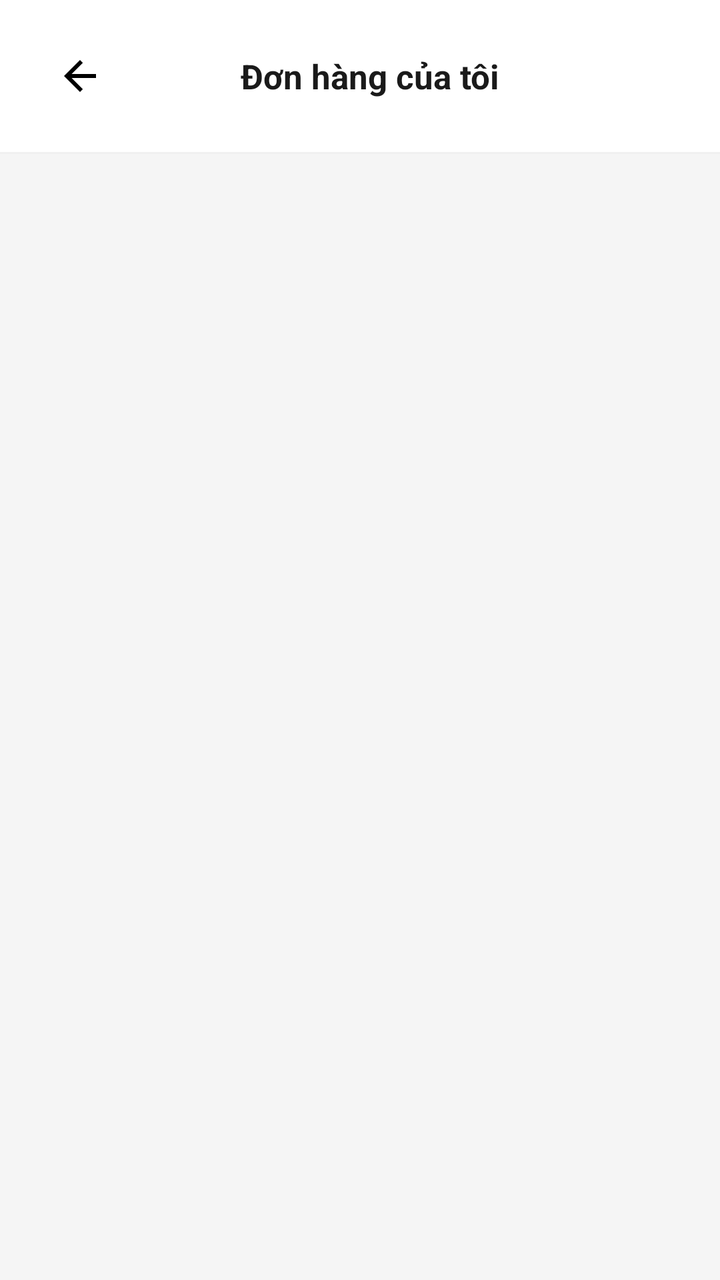
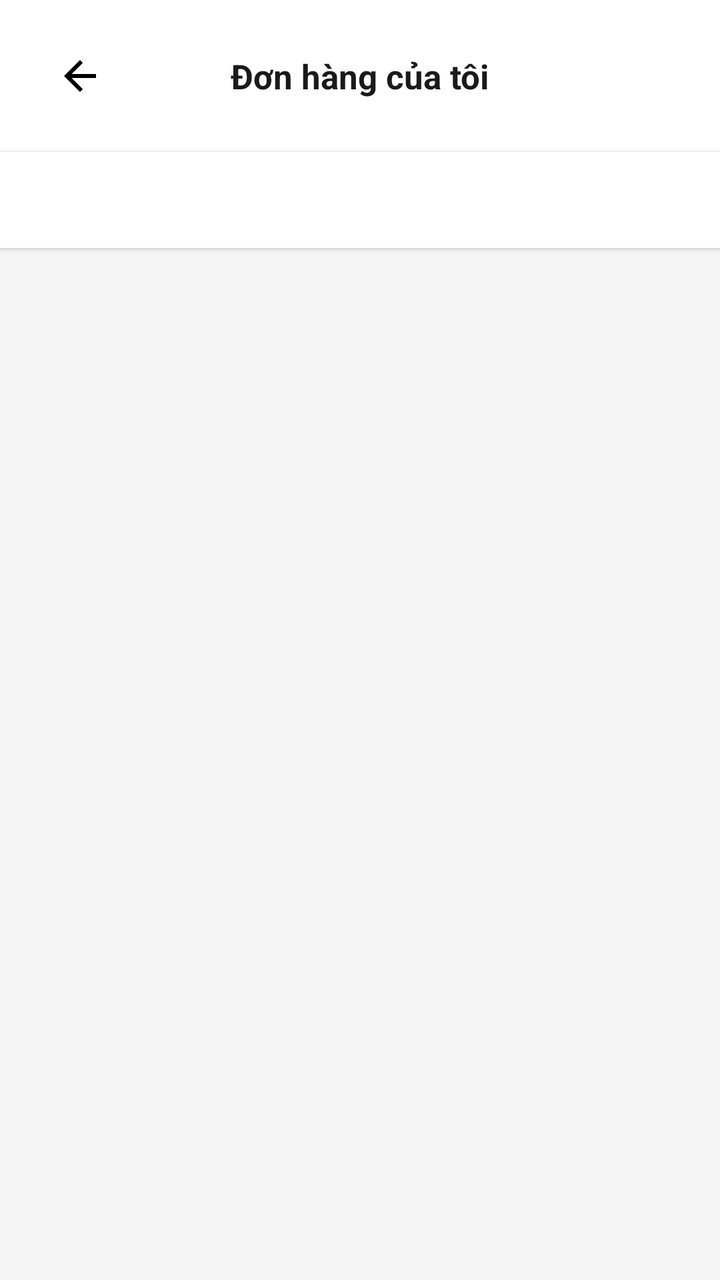

The first picture is an Android layout as it rendered before a commit; the second is the same layout after the commit. The layout source and the unified diff follow.
<!-- AndroidManifest.xml: application theme Theme.CuoiKi2 -->
<!-- res/layout/activity_user_orders.xml -->
<?xml version="1.0" encoding="utf-8"?>
<LinearLayout xmlns:android="http://schemas.android.com/apk/res/android"
    android:layout_width="match_parent"
    android:layout_height="match_parent"
    android:orientation="vertical"
    android:background="#FFF5F5F5">

    <LinearLayout
        android:layout_width="match_parent"
        android:layout_height="wrap_content"
        android:background="@android:color/white"
        android:orientation="horizontal"
        android:paddingHorizontal="16dp"
        android:paddingVertical="14dp"
        android:gravity="center_vertical">
        <ImageButton
            android:id="@+id/btn_back"
            android:layout_width="48dp"
            android:layout_height="48dp"
            android:background="@drawable/bg_circle_white"
            android:src="@drawable/ic_back"
            android:padding="8dp"
            android:contentDescription="Quay lại" />
        <TextView
            android:layout_width="0dp"
            android:layout_height="wrap_content"
            android:layout_weight="1"
            android:text="Đơn hàng của tôi"
            android:textSize="17sp"
            android:textStyle="bold"
            android:textColor="#1A1A1A"
            android:gravity="center" />
        <View android:layout_width="38dp" android:layout_height="38dp" />
    </LinearLayout>

    <View android:layout_width="match_parent" android:layout_height="1dp" android:background="#F0F0F0" />

    <LinearLayout
        android:id="@+id/layout_empty"
        android:layout_width="match_parent"
        android:layout_height="0dp"
        android:layout_weight="1"
        android:orientation="vertical"
        android:gravity="center"
        android:visibility="gone">
        <TextView android:layout_width="wrap_content" android:layout_height="wrap_content"
            android:text="@string/emoji_box" android:textSize="48sp" />
        <TextView android:layout_width="wrap_content" android:layout_height="wrap_content"
            android:layout_marginTop="12dp"
            android:text="Chưa có đơn hàng nào"
            android:textSize="15sp" android:textColor="#9E9E9E" />
    </LinearLayout>

    <androidx.recyclerview.widget.RecyclerView
        android:id="@+id/rv_orders"
        android:layout_width="match_parent"
        android:layout_height="0dp"
        android:layout_weight="1"
        android:clipToPadding="false"
        android:padding="12dp" />
</LinearLayout>
<!-- resources referenced by this layout -->
<resources>
  <!-- drawable bg_circle_white (drawable) -->
  <?xml version="1.0" encoding="utf-8"?>
  <shape xmlns:android="http://schemas.android.com/apk/res/android" android:shape="oval">
      <solid android:color="@android:color/white" />
  </shape>
  <!-- drawable ic_back (drawable) -->
  <?xml version="1.0" encoding="utf-8"?>
  <vector xmlns:android="http://schemas.android.com/apk/res/android"
      android:width="24dp" android:height="24dp" android:viewportWidth="24" android:viewportHeight="24">
      <path android:fillColor="#FF000000"
          android:pathData="M20,11H7.83l5.59,-5.59L12,4l-8,8 8,8 1.41,-1.41L7.83,13H20v-2z"/>
  </vector>
  <string name="emoji_box">📦</string>
  <style name="Theme.CuoiKi2" parent="Base.Theme.CuoiKi2" />
  <style name="Base.Theme.CuoiKi2" parent="Theme.Material3.DayNight.NoActionBar">
          
          
      </style>
</resources>

<!-- the commit's change to res/layout/activity_user_orders.xml (unified diff, before → after) -->
@@ -5,6 +5,7 @@
     android:orientation="vertical"
     android:background="#FFF5F5F5">
 
+    
     <LinearLayout
         android:layout_width="match_parent"
         android:layout_height="wrap_content"
@@ -30,11 +31,26 @@
             android:textStyle="bold"
             android:textColor="#1A1A1A"
             android:gravity="center" />
-        <View android:layout_width="38dp" android:layout_height="38dp" />
+        <View android:layout_width="48dp" android:layout_height="48dp" />
     </LinearLayout>
+
+    
+    <HorizontalScrollView
+        android:layout_width="match_parent"
+        android:layout_height="wrap_content"
+        android:background="@android:color/white"
+        android:scrollbars="none"
+        android:elevation="2dp">
+        <LinearLayout
+            android:id="@+id/tab_container"
+            android:layout_width="wrap_content"
+            android:layout_height="48dp"
+            android:orientation="horizontal" />
+    </HorizontalScrollView>
 
     <View android:layout_width="match_parent" android:layout_height="1dp" android:background="#F0F0F0" />
 
+    
     <LinearLayout
         android:id="@+id/layout_empty"
         android:layout_width="match_parent"
@@ -43,14 +59,21 @@
         android:orientation="vertical"
         android:gravity="center"
         android:visibility="gone">
-        <TextView android:layout_width="wrap_content" android:layout_height="wrap_content"
-            android:text="@string/emoji_box" android:textSize="48sp" />
-        <TextView android:layout_width="wrap_content" android:layout_height="wrap_content"
+        <TextView
+            android:layout_width="wrap_content"
+            android:layout_height="wrap_content"
+            android:text="📋"
+            android:textSize="48sp" />
+        <TextView
+            android:layout_width="wrap_content"
+            android:layout_height="wrap_content"
             android:layout_marginTop="12dp"
             android:text="Chưa có đơn hàng nào"
-            android:textSize="15sp" android:textColor="#9E9E9E" />
+            android:textSize="15sp"
+            android:textColor="#9E9E9E" />
     </LinearLayout>
 
+    
     <androidx.recyclerview.widget.RecyclerView
         android:id="@+id/rv_orders"
         android:layout_width="match_parent"
@@ -58,4 +81,5 @@
         android:layout_weight="1"
         android:clipToPadding="false"
         android:padding="12dp" />
+
 </LinearLayout>
<!-- resource entries referenced after the edit -->
@@ -12,7 +12,6 @@
       <path android:fillColor="#FF000000"
           android:pathData="M20,11H7.83l5.59,-5.59L12,4l-8,8 8,8 1.41,-1.41L7.83,13H20v-2z"/>
   </vector>
-  <string name="emoji_box">📦</string>
   <style name="Theme.CuoiKi2" parent="Base.Theme.CuoiKi2" />
   <style name="Base.Theme.CuoiKi2" parent="Theme.Material3.DayNight.NoActionBar">
           
